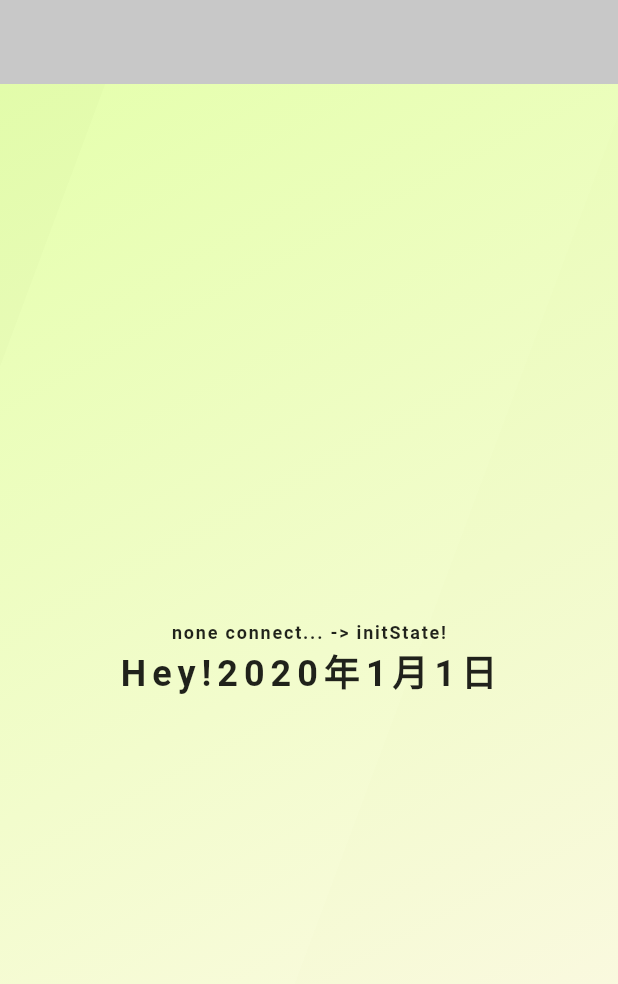
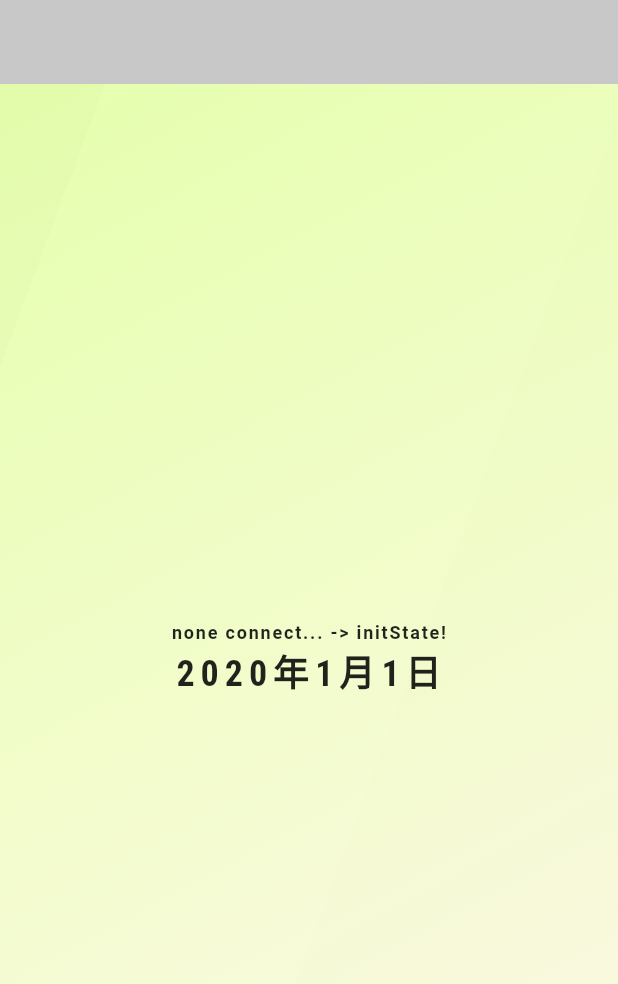
Before and after one commit to tyshgc/human_density_watch, a Flutter app: the screen it shows after launch, on a phone screen of 412 x 824 dp. Shown: the top 984 px of the screen. Run offline on Flutter 3.47's test engine with Material 2 defaults, Android fonts, the phone set to English and light mode, and no system bars; our stand-ins replace flutter_blue, flutter_svg, google_fonts.

Commit message:
Assigned Google Font.

```diff
--- a/lib/widgets/text_description.dart
+++ b/lib/widgets/text_description.dart
@@ -1,4 +1,5 @@
 import 'package:flutter/material.dart';
+import 'package:google_fonts/google_fonts.dart';
 
 /// # widgets/ TextDescription
 /// 説明文 Widget
@@ -10,7 +11,8 @@ class TextDescription extends StatelessWidget {
 
   @override
   Widget build(BuildContext context) {
-    return Text("Hey!$value", style: _style);
+    return Text("$value",
+        style: GoogleFonts.robotoCondensed(textStyle: _style));
   }
 }
 
```
